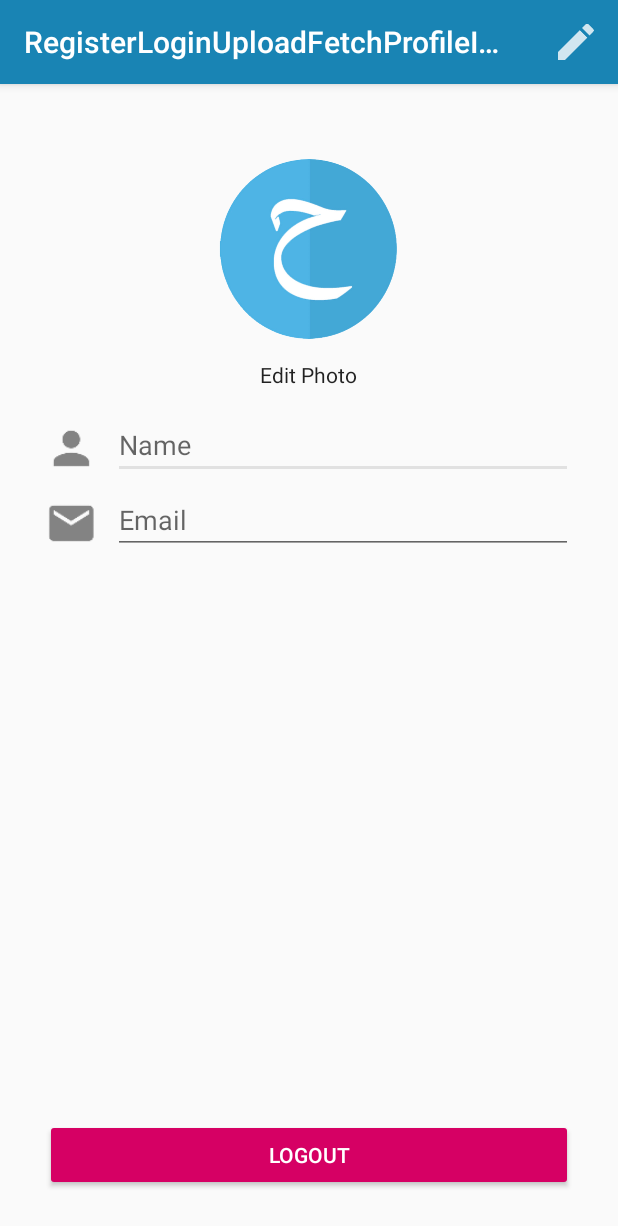
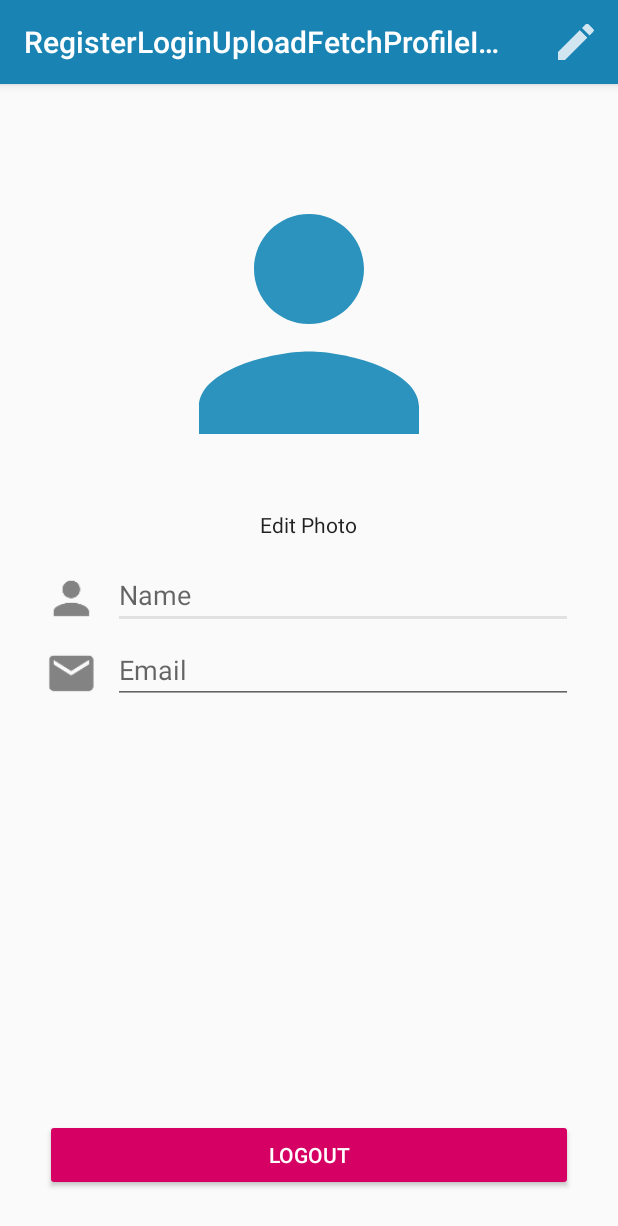
Before and after one commit to egitimNY/RegisterLoginUploadFetchProfileImageRestfulWebServices, an Android app: the HomeActivity screen opened directly, with no data from a screen before it, on a phone screen of 412 x 824 dp. Shown: the top 1226 px of the screen. Run offline under Robolectric (Android 15) with nearby library versions, the phone set to English and light mode, and no system bars; our stand-ins replace CircleImageView, Picasso, Volley; network calls fail; pictures from the network do not load; 1 statement that could not run was skipped.

Commit message:
Display image with Picasso library, Change User default logo

```diff
--- a/app/src/main/java/com/ozkayahalit/HomeActivity.java
+++ b/app/src/main/java/com/ozkayahalit/HomeActivity.java
@@ -22,6 +22,7 @@ import com.android.volley.Response;
 import com.android.volley.VolleyError;
 import com.android.volley.toolbox.StringRequest;
 import com.android.volley.toolbox.Volley;
+import com.squareup.picasso.Picasso;
 
 import org.json.JSONArray;
 import org.json.JSONException;
@@ -29,6 +30,8 @@ import org.json.JSONObject;
 
 import java.util.HashMap;
 import java.util.Map;
+
+import de.hdodenhof.circleimageview.CircleImageView;
 
 public class HomeActivity extends AppCompatActivity {
 
@@ -40,6 +43,7 @@ public class HomeActivity extends AppCompatActivity {
     private static String URL_READ = "https://ozkayahalit.com/read_detail.php";
     private static String URL_EDIT = "https://ozkayahalit.com/edit_detail.php";
     private Menu action;
+    CircleImageView circleImageView;
 
     @Override
     protected void onCreate(Bundle savedInstanceState) {
@@ -52,6 +56,7 @@ public class HomeActivity extends AppCompatActivity {
         name = findViewById(R.id.name);
         email = findViewById(R.id.email);
         btn_logout = findViewById(R.id.btn_logout);
+        circleImageView = findViewById(R.id.profile_image);
 
         HashMap<String, String> user = sessionManager.getUserDetail();
         getId = user.get(sessionManager.ID);
@@ -93,8 +98,14 @@ public class HomeActivity extends AppCompatActivity {
                                     String strName = object.getString("name".trim());
                                     String strEmail = object.getString("email".trim());
 
+                                    // this for fetch image from json
+                                    String strImage = object.getString("image".trim());
+
                                     name.setText(strName);
                                     email.setText(strEmail);
+
+                                    //display image from string url
+                                    Picasso.get().load(strImage).into(circleImageView);
 
                                 }
 
--- /dev/null
+++ b/app/src/main/res/drawable/ic_person.xml
@@ -0,0 +1,5 @@
+<vector android:height="24dp" android:tint="#2B93BD"
+    android:viewportHeight="24.0" android:viewportWidth="24.0"
+    android:width="24dp" xmlns:android="http://schemas.android.com/apk/res/android">
+    <path android:fillColor="#FF000000" android:pathData="M12,12c2.21,0 4,-1.79 4,-4s-1.79,-4 -4,-4 -4,1.79 -4,4 1.79,4 4,4zM12,14c-2.67,0 -8,1.34 -8,4v2h16v-2c0,-2.66 -5.33,-4 -8,-4z"/>
+</vector>
--- a/app/src/main/res/layout/activity_home.xml
+++ b/app/src/main/res/layout/activity_home.xml
@@ -9,11 +9,11 @@
 
     <de.hdodenhof.circleimageview.CircleImageView
         android:id="@+id/profile_image"
-        android:layout_width="120dp"
-        android:layout_height="120dp"
+        android:layout_width="220dp"
+        android:layout_height="220dp"
         android:layout_centerHorizontal="true"
         android:layout_marginTop="50dp"
-        android:src="@drawable/logo" />
+        android:src="@drawable/ic_person" />
 
 
     <Button
```
